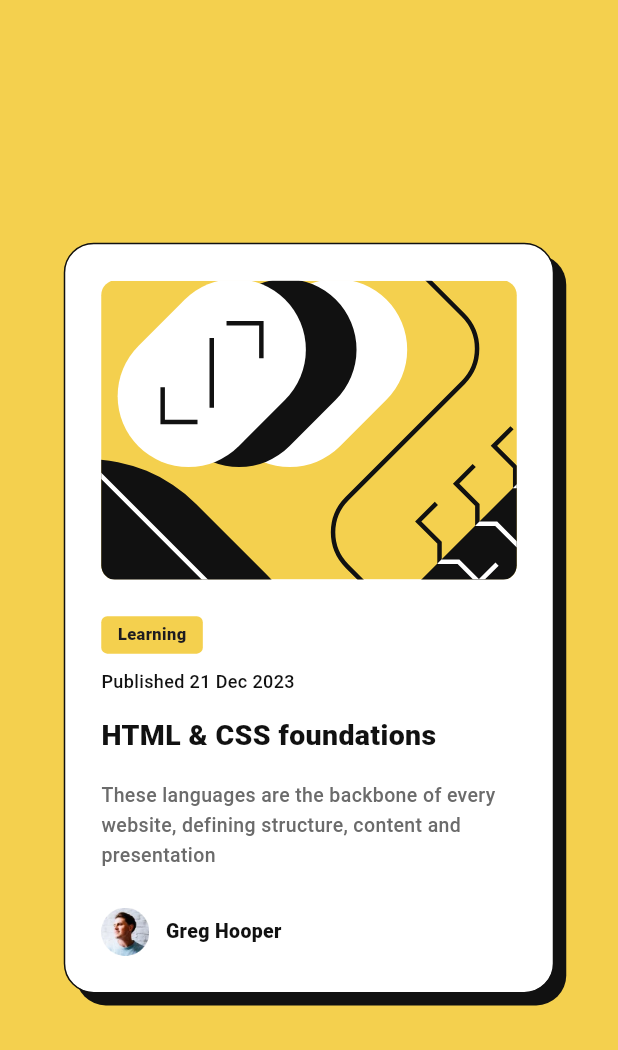
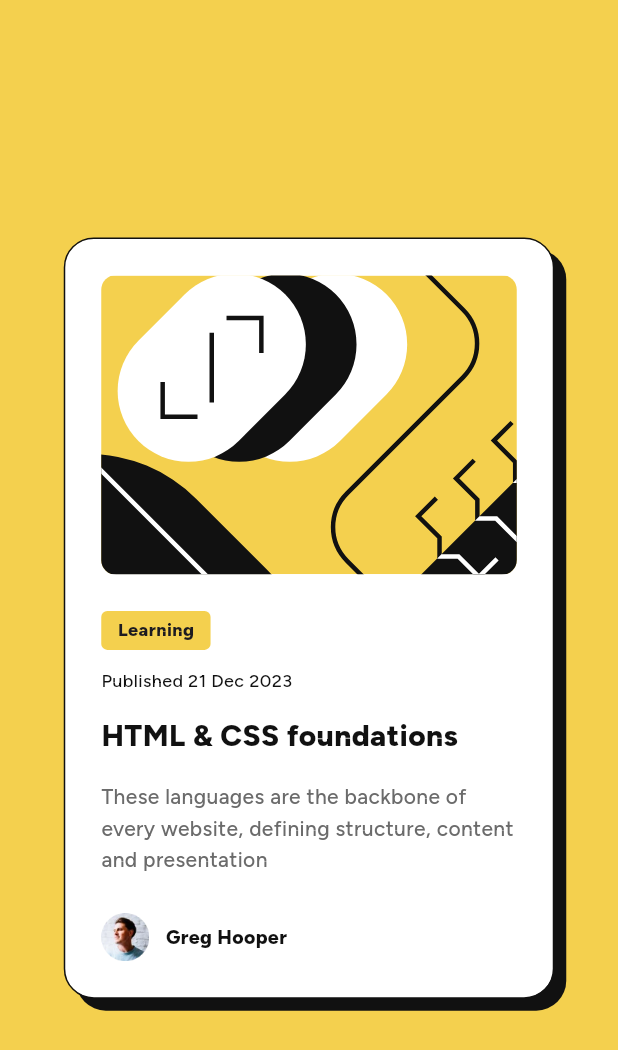
Before and after one commit to JustANipple/blog_preview_card, a Flutter app: the screen it shows after launch, on a phone screen of 412 x 824 dp. Shown: the top 1050 px of the screen. Run offline on Flutter 3.47's test engine with Material 3 defaults, Android fonts, the phone set to English and light mode, and no system bars; our stand-ins replace flutter_svg; missing offline and left inert: pixel_perfect; Roboto replaces fonts that are missing (Figtree-VariableFont_wght.ttf).

Commit message:
fixed font family

```diff
--- a/lib/main.dart
+++ b/lib/main.dart
@@ -2,7 +2,6 @@ import 'package:flutter/material.dart';
 import 'package:flutter_svg/flutter_svg.dart';
 import 'package:pixel_perfect/pixel_perfect.dart';
 import 'constants.dart';
-import 'package:google_fonts/google_fonts.dart';
 
 void main() {
   runApp(const MyApp());
@@ -17,7 +16,7 @@ class MyApp extends StatelessWidget {
       theme: ThemeData(
           scaffoldBackgroundColor: scaffoldBackgroundColor,
           shadowColor: shadowColor,
-          fontFamily: ff),
+          fontFamily: "Figtree"),
       debugShowCheckedModeBanner: false,
       home: const BlogPreviewCard(),
     );
@@ -65,25 +64,22 @@ class BlogPreviewCard extends StatelessWidget {
                         text: Text(
                           "Learning",
                           style: TextStyle(
-                              fontFamily: ff,
                               fontWeight: fwExtraBold,
                               height: lh,
-                              fontSize: 11),
+                              fontSize: 12),
                           textDirection: TextDirection.ltr,
                         )),
-                    SizedBox(height: 10),
+                    SizedBox(height: 12),
                     SubTitle(
                         text: "Published 21 Dec 2023",
                         fontSize: 12,
-                        fontFamily: ff,
                         fontWeight: fwMedium,
                         height: lh,
                         color: headerColor),
                     SizedBox(height: 12),
                     Title(
                         text: "HTML & CSS foundations",
-                        fontFamily: ff,
-                        fontSize: 19,
+                        fontSize: 20,
                         fontWeight: fwExtraBold,
                         height: lh,
                         color: headerColor),
@@ -91,8 +87,7 @@ class BlogPreviewCard extends StatelessWidget {
                     Description(
                         text:
                             "These languages are the backbone of every website, defining structure, content and presentation",
-                        fontFamily: ff,
-                        fontSize: 13,
+                        fontSize: 14,
                         fontWeight: fwMedium,
                         height: lh,
                         color: Color.fromRGBO(107, 107, 107, 1)),
@@ -103,7 +98,6 @@ class BlogPreviewCard extends StatelessWidget {
                       width: 32,
                       gap: 11,
                       text: "Greg Hooper",
-                      fontFamily: ff,
                       fontSize: 13,
                       fontWeight: fwExtraBold,
                       color: headerColor,
@@ -143,7 +137,6 @@ class Illustration extends StatelessWidget {
 
 class Description extends StatelessWidget {
   final String text;
-  final String fontFamily;
   final double fontSize;
   final FontWeight fontWeight;
   final double height;
@@ -151,7 +144,6 @@ class Description extends StatelessWidget {
 
   const Description({
     required this.text,
-    required this.fontFamily,
     required this.fontSize,
     required this.fontWeight,
     required this.height,
@@ -165,7 +157,6 @@ class Description extends StatelessWidget {
       softWrap: true,
       text,
       style: TextStyle(
-          fontFamily: fontFamily,
           fontSize: fontSize,
           fontWeight: fontWeight,
           color: color,
@@ -177,7 +168,6 @@ class Description extends StatelessWidget {
 
 class Title extends StatelessWidget {
   final String text;
-  final String fontFamily;
   final double fontSize;
   final FontWeight fontWeight;
   final double height;
@@ -185,7 +175,6 @@ class Title extends StatelessWidget {
 
   const Title({
     required this.text,
-    required this.fontFamily,
     required this.fontSize,
     required this.fontWeight,
     required this.height,
@@ -198,7 +187,6 @@ class Title extends StatelessWidget {
     return Text(
       text,
       style: TextStyle(
-          fontFamily: fontFamily,
           fontSize: fontSize,
           fontWeight: fontWeight,
           color: color,
@@ -211,7 +199,6 @@ class Title extends StatelessWidget {
 class SubTitle extends StatelessWidget {
   final String text;
   final double fontSize;
-  final String fontFamily;
   final FontWeight fontWeight;
   final double height;
   final Color color;
@@ -219,7 +206,6 @@ class SubTitle extends StatelessWidget {
   const SubTitle({
     required this.text,
     required this.fontSize,
-    required this.fontFamily,
     required this.fontWeight,
     required this.height,
     required this.color,
@@ -232,7 +218,6 @@ class SubTitle extends StatelessWidget {
       text,
       style: TextStyle(
         fontSize: fontSize,
-        fontFamily: fontFamily,
         fontWeight: fontWeight,
         height: height,
         color: color,
@@ -274,7 +259,6 @@ class PictureAvatar extends StatelessWidget {
   final double width;
   final double gap;
   final String text;
-  final String fontFamily;
   final double fontSize;
   final FontWeight fontWeight;
   final Color color;
@@ -285,7 +269,6 @@ class PictureAvatar extends StatelessWidget {
       required this.width,
       required this.gap,
       required this.text,
-      required this.fontFamily,
       required this.fontSize,
       required this.fontWeight,
       required this.color,
@@ -306,10 +289,7 @@ class PictureAvatar extends StatelessWidget {
         Text(
           text,
           style: TextStyle(
-              fontFamily: ff,
-              fontSize: fontSize,
-              fontWeight: fwExtraBold,
-              color: color),
+              fontSize: fontSize, fontWeight: fwExtraBold, color: color),
           textDirection: TextDirection.ltr,
         ),
       ],
```
Also changed, not shown: pubspec.yaml (+8 -1 lines).
